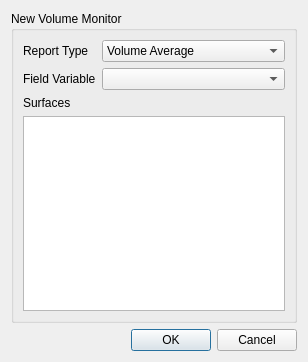
The window that view/solution/monitors/volume_dialog.ui (nextfoam/baram) describes before a commit, drawn with Qt 5.
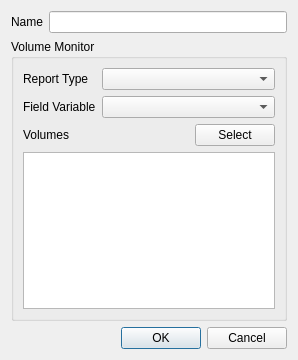
The same window after the commit.

What changed in the file:
```diff
--- a/view/solution/monitors/volume_dialog.ui
+++ b/view/solution/monitors/volume_dialog.ui
@@ -7,19 +7,47 @@
     <x>0</x>
     <y>0</y>
     <width>298</width>
-    <height>362</height>
+    <height>360</height>
    </rect>
   </property>
   <property name="windowTitle">
    <string>Volume Monitor</string>
   </property>
-  <layout class="QVBoxLayout" name="verticalLayout_2">
+  <layout class="QVBoxLayout" name="verticalLayout">
+   <item>
+    <widget class="QWidget" name="nameWidget" native="true">
+     <layout class="QFormLayout" name="formLayout_8">
+      <property name="leftMargin">
+       <number>0</number>
+      </property>
+      <property name="topMargin">
+       <number>0</number>
+      </property>
+      <property name="rightMargin">
+       <number>0</number>
+      </property>
+      <property name="bottomMargin">
+       <number>0</number>
+      </property>
+      <item row="0" column="0">
+       <widget class="QLabel" name="label_1">
+        <property name="text">
+         <string>Name</string>
+        </property>
+       </widget>
+      </item>
+      <item row="0" column="1">
+       <widget class="QLineEdit" name="name"/>
+      </item>
+     </layout>
+    </widget>
+   </item>
    <item>
     <widget class="QGroupBox" name="groupBox">
      <property name="title">
-      <string>New Volume Monitor</string>
+      <string>Volume Monitor</string>
      </property>
-     <layout class="QVBoxLayout" name="verticalLayout">
+     <layout class="QVBoxLayout" name="verticalLayout_2">
       <item>
        <widget class="QWidget" name="properties" native="true">
         <layout class="QFormLayout" name="formLayout">
@@ -43,33 +71,7 @@
           </widget>
          </item>
          <item row="0" column="1">
-          <widget class="QComboBox" name="reportType">
-           <item>
-            <property name="text">
-             <string>Volume Average</string>
-            </property>
-           </item>
-           <item>
-            <property name="text">
-             <string>Volume Integral</string>
-            </property>
-           </item>
-           <item>
-            <property name="text">
-             <string>Minimum</string>
-            </property>
-           </item>
-           <item>
-            <property name="text">
-             <string>Maximum</string>
-            </property>
-           </item>
-           <item>
-            <property name="text">
-             <string>Coefficient of Variation, CoV</string>
-            </property>
-           </item>
-          </widget>
+          <widget class="QComboBox" name="reportType"/>
          </item>
          <item row="1" column="0">
           <widget class="QLabel" name="label_2">
@@ -85,14 +87,52 @@
        </widget>
       </item>
       <item>
-       <widget class="QLabel" name="label_17">
-        <property name="text">
-         <string>Surfaces</string>
-        </property>
+       <widget class="QWidget" name="widget" native="true">
+        <layout class="QHBoxLayout" name="horizontalLayout_2">
+         <property name="leftMargin">
+          <number>0</number>
+         </property>
+         <property name="topMargin">
+          <number>0</number>
+         </property>
+         <property name="rightMargin">
+          <number>0</number>
+         </property>
+         <property name="bottomMargin">
+          <number>0</number>
+         </property>
+         <item>
+          <widget class="QLabel" name="label_3">
+           <property name="text">
+            <string>Volumes</string>
+           </property>
+          </widget>
+         </item>
+         <item>
+          <spacer name="horizontalSpacer">
+           <property name="orientation">
+            <enum>Qt::Horizontal</enum>
+           </property>
+           <property name="sizeHint" stdset="0">
+            <size>
+             <width>123</width>
+             <height>20</height>
+            </size>
+           </property>
+          </spacer>
+         </item>
+         <item>
+          <widget class="QPushButton" name="select">
+           <property name="text">
+            <string>Select</string>
+           </property>
+          </widget>
+         </item>
+        </layout>
        </widget>
       </item>
       <item>
-       <widget class="QListWidget" name="surfaces">
+       <widget class="QListWidget" name="volumes">
         <property name="selectionMode">
          <enum>QAbstractItemView::MultiSelection</enum>
         </property>
```
